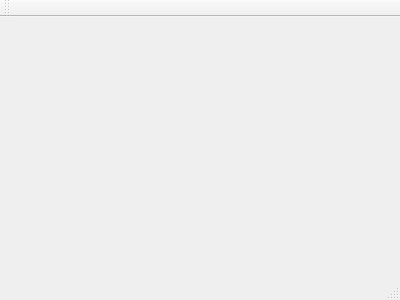
Before: the Qt Designer form mainwindow.ui in AlexVZ/simple_web_socket_client, drawn with Qt 5.
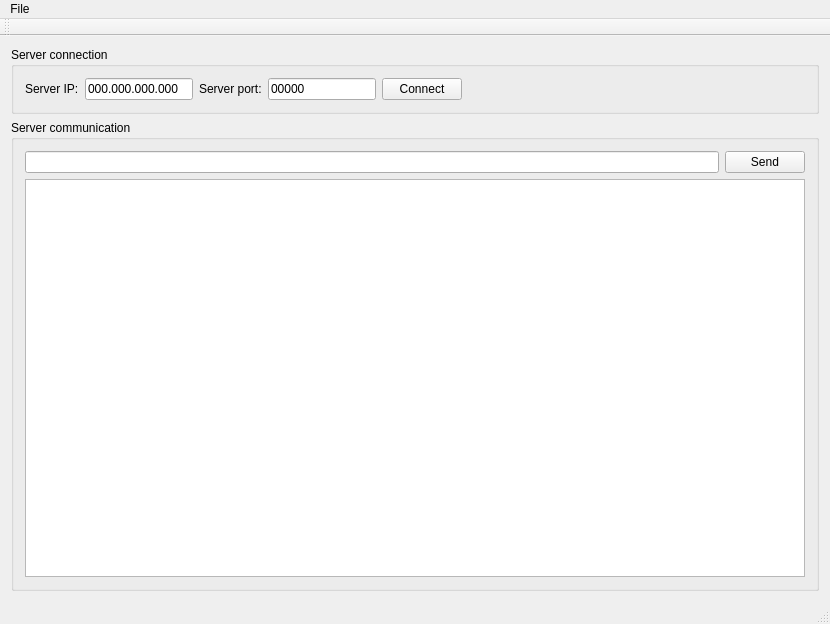
After: the same form once the commit is applied.

```diff
--- a/mainwindow.ui
+++ b/mainwindow.ui
@@ -1,24 +1,161 @@
 <ui version="4.0">
  <class>MainWindow</class>
- <widget class="QMainWindow" name="MainWindow" >
-  <property name="geometry" >
+ <widget class="QMainWindow" name="MainWindow">
+  <property name="geometry">
    <rect>
     <x>0</x>
     <y>0</y>
-    <width>400</width>
-    <height>300</height>
+    <width>830</width>
+    <height>624</height>
    </rect>
   </property>
   <property name="windowTitle" >
    <string>MainWindow</string>
   </property>
-  <widget class="QMenuBar" name="menuBar" />
-  <widget class="QToolBar" name="mainToolBar" />
-  <widget class="QWidget" name="centralWidget" />
-  <widget class="QStatusBar" name="statusBar" />
+  <widget class="QWidget" name="centralWidget">
+   <layout class="QVBoxLayout" name="verticalLayout_2">
+    <item>
+     <widget class="QGroupBox" name="groupBox">
+      <property name="title">
+       <string>Server connection</string>
+      </property>
+      <layout class="QHBoxLayout" name="horizontalLayout_2">
+       <item>
+        <widget class="QLabel" name="label">
+         <property name="text">
+          <string>Server IP:</string>
+         </property>
+        </widget>
+       </item>
+       <item>
+        <widget class="QLineEdit" name="webSocketServerIP">
+         <property name="sizePolicy">
+          <sizepolicy hsizetype="Minimum" vsizetype="Fixed">
+           <horstretch>0</horstretch>
+           <verstretch>0</verstretch>
+          </sizepolicy>
+         </property>
+         <property name="inputMask">
+          <string>999.999.999.999</string>
+         </property>
+         <property name="text">
+          <string>000.000.000.000</string>
+         </property>
+        </widget>
+       </item>
+       <item>
+        <widget class="QLabel" name="label_2">
+         <property name="text">
+          <string>Server port:</string>
+         </property>
+        </widget>
+       </item>
+       <item>
+        <widget class="QLineEdit" name="webSocketServerPort">
+         <property name="sizePolicy">
+          <sizepolicy hsizetype="Minimum" vsizetype="Fixed">
+           <horstretch>0</horstretch>
+           <verstretch>0</verstretch>
+          </sizepolicy>
+         </property>
+         <property name="minimumSize">
+          <size>
+           <width>80</width>
+           <height>0</height>
+          </size>
+         </property>
+         <property name="inputMask">
+          <string>99999</string>
+         </property>
+         <property name="text">
+          <string>00000</string>
+         </property>
+        </widget>
+       </item>
+       <item>
+        <widget class="QPushButton" name="connectButton">
+         <property name="text">
+          <string>Connect</string>
+         </property>
+        </widget>
+       </item>
+       <item>
+        <spacer name="horizontalSpacer">
+         <property name="orientation">
+          <enum>Qt::Horizontal</enum>
+         </property>
+         <property name="sizeHint" stdset="0">
+          <size>
+           <width>40</width>
+           <height>20</height>
+          </size>
+         </property>
+        </spacer>
+       </item>
+      </layout>
+     </widget>
+    </item>
+    <item>
+     <widget class="QGroupBox" name="groupBox_2">
+      <property name="title">
+       <string>Server communication</string>
+      </property>
+      <layout class="QVBoxLayout" name="verticalLayout">
+       <item>
+        <layout class="QHBoxLayout" name="horizontalLayout">
+         <item>
+          <widget class="QLineEdit" name="lineEdit"/>
+         </item>
+         <item>
+          <widget class="QPushButton" name="sendButton">
+           <property name="text">
+            <string>Send</string>
+           </property>
+          </widget>
+         </item>
+        </layout>
+       </item>
+       <item>
+        <widget class="QPlainTextEdit" name="plainTextEdit"/>
+       </item>
+      </layout>
+     </widget>
+    </item>
+   </layout>
+  </widget>
+  <widget class="QMenuBar" name="menuBar">
+   <property name="geometry">
+    <rect>
+     <x>0</x>
+     <y>0</y>
+     <width>830</width>
+     <height>20</height>
+    </rect>
+   </property>
+   <widget class="QMenu" name="menuFile">
+    <property name="title">
+     <string>File</string>
+    </property>
+    <addaction name="actionExit"/>
+   </widget>
+   <addaction name="menuFile"/>
+  </widget>
+  <widget class="QToolBar" name="mainToolBar">
+   <attribute name="toolBarArea">
+    <enum>TopToolBarArea</enum>
+   </attribute>
+   <attribute name="toolBarBreak">
+    <bool>false</bool>
+   </attribute>
+  </widget>
+  <widget class="QStatusBar" name="statusBar"/>
+  <action name="actionExit">
+   <property name="text">
+    <string>Exit</string>
+   </property>
+  </action>
  </widget>
- <layoutDefault spacing="6" margin="11" />
- <pixmapfunction></pixmapfunction>
+ <layoutdefault spacing="6" margin="11"/>
  <resources/>
  <connections/>
 </ui>
```
Left out of the diff: 5 changed lines with no effect on the pictures.
